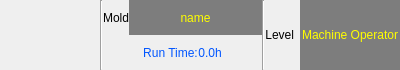
The window that custom_widgets/programhead/icprogramheadframe.ui (GaussCheng/2-5AxisPunch) describes before a commit, drawn with Qt 5.
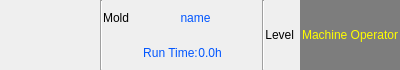
The same window after the commit. Custom widgets are drawn as their Qt base class.

Commit message: 1.修改头部外观

Diff of the .ui file:
```diff
--- a/custom_widgets/programhead/icprogramheadframe.ui
+++ b/custom_widgets/programhead/icprogramheadframe.ui
@@ -86,8 +86,7 @@
           </sizepolicy>
          </property>
          <property name="styleSheet">
-          <string notr="true">background-color: rgb(125, 125, 125);
-color: rgb(255, 255, 0);</string>
+          <string notr="true">color: rgb(0, 85, 255);</string>
          </property>
          <property name="text">
           <string>name</string>
```
Left out of the diff: 6 changed lines with no effect on the pictures. The commit also changes 1 other file.
